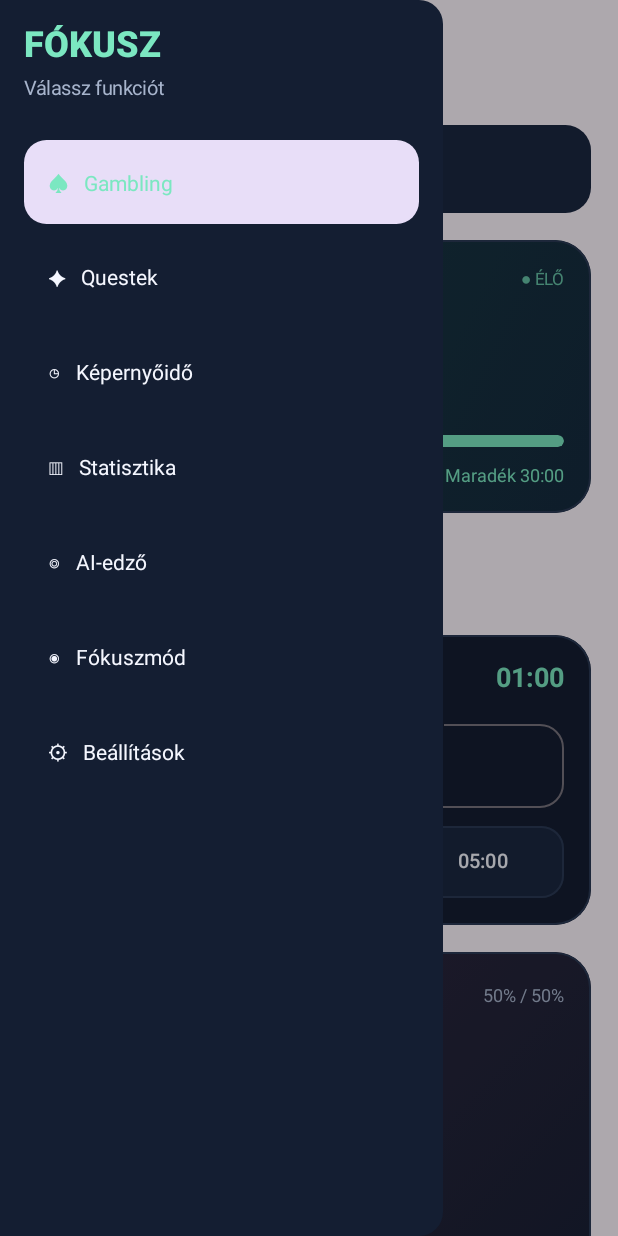
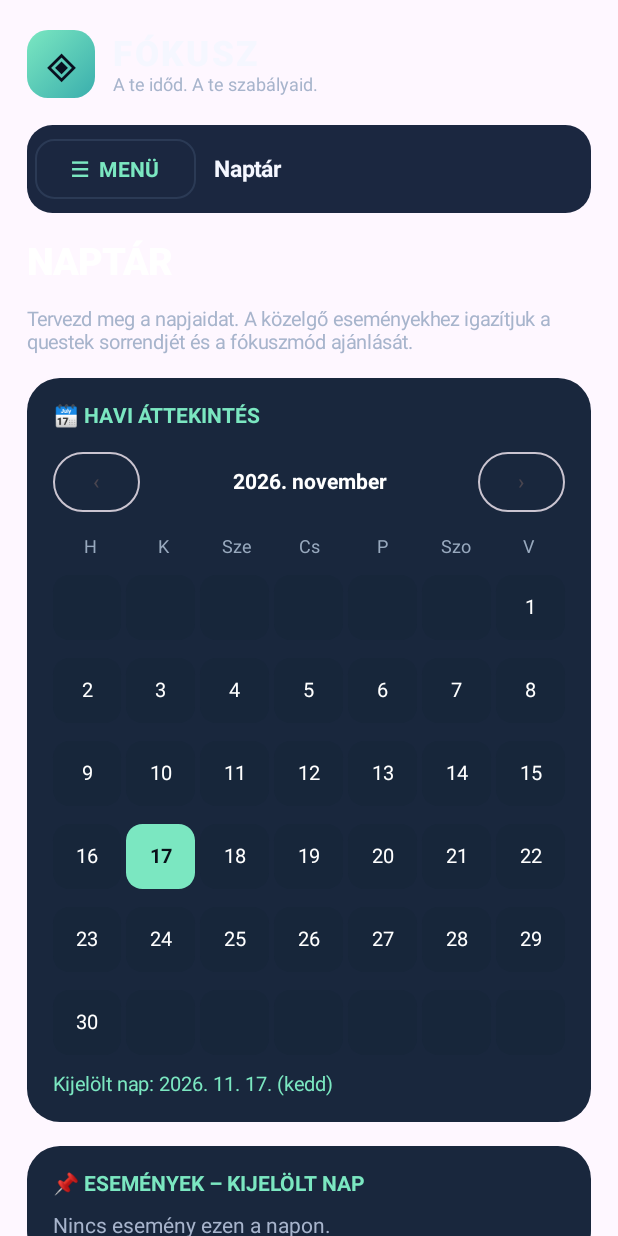
Before and after one commit to hattjano-collab/Fokusz, an Android app built with Jetpack Compose: the composable FokuszApp shown on its own in the app's theme, after a tap on "00:30", on a phone screen of 412 x 824 dp. Run offline under Robolectric (Android 15) with nearby library versions, the phone set to English and light mode, and no system bars; 1 other tap on this screen came first.

Commit message:
Add Calendar to left drawer and surface native calendar panel; update app version

```diff
--- a/app/src/main/java/hu/fokusz/MainActivity.kt
+++ b/app/src/main/java/hu/fokusz/MainActivity.kt
@@ -451,7 +451,8 @@ class MainActivity : ComponentActivity() {
                         Triple(3,"▥","Statisztika"),
                         Triple(4,"◎","AI-edző"),
                         Triple(5,"◉","Fókuszmód"),
-                        Triple(6,"⚙","Beállítások")
+                        Triple(6,"⚙","Beállítások"),
+                        Triple(7,"▦","Naptár")
                     ).forEach { (id,symbol,label) ->
                         NavigationDrawerItem(
                             label={Text(symbol + "   " + label,color=if(tab==id)Mint else White)},
@@ -494,7 +495,7 @@ class MainActivity : ComponentActivity() {
                 Text("☰  MENÜ",fontWeight=FontWeight.Bold)
             }
             Text(listOf("Gambling","Questek","Képernyőidő","Statisztika",
-                "AI-edző","Fókuszmód","Beállítások").getOrElse(tab) { "Fókusz" },
+                "AI-edző","Fókuszmód","Beállítások","Naptár").getOrElse(tab) { "Fókusz" },
                 color=White,fontWeight=FontWeight.Bold, fontSize=15.sp)
         }
 
@@ -724,9 +725,11 @@ class MainActivity : ComponentActivity() {
             FocusPanel(isRunning, usageOk, overlayOk) { tab = 2 }
         } else if (tab == 6) {
             OptionsPanel()
+        } else if (tab == 7) {
+            CalendarPanel()
         }
         Spacer(Modifier.height(14.dp))
-        Text("FÓKUSZ  •  2.1", color = Muted.copy(alpha = .6f),
+        Text("FÓKUSZ  •  2.2", color = Muted.copy(alpha = .6f),
             modifier = Modifier.fillMaxWidth(), textAlign = TextAlign.Center, fontSize = 11.sp)
         Spacer(Modifier.height(8.dp))
     }
```
